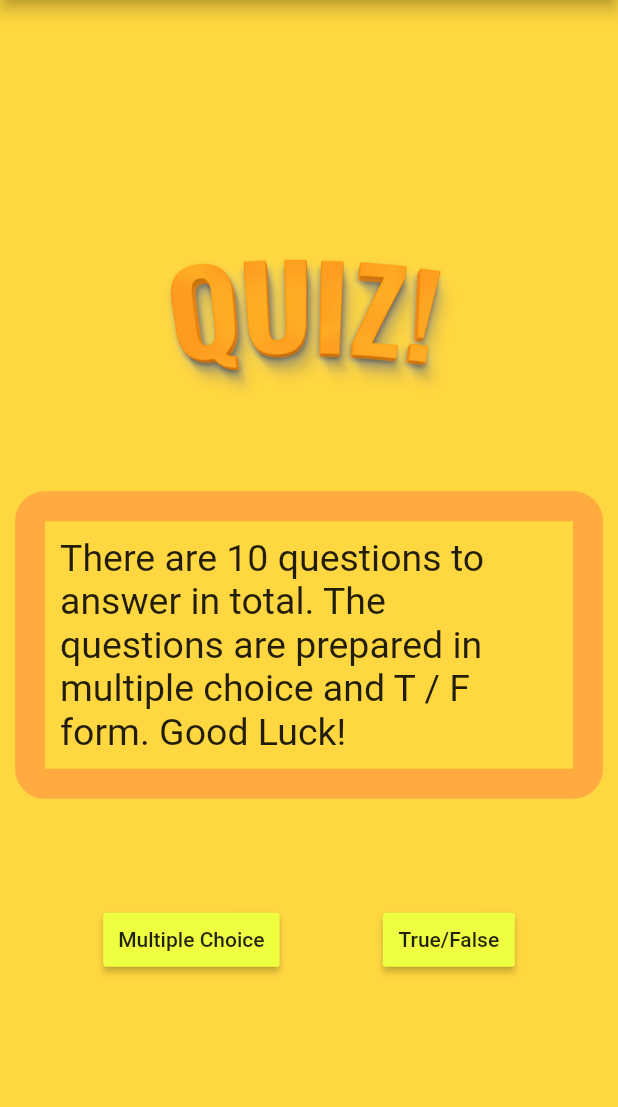
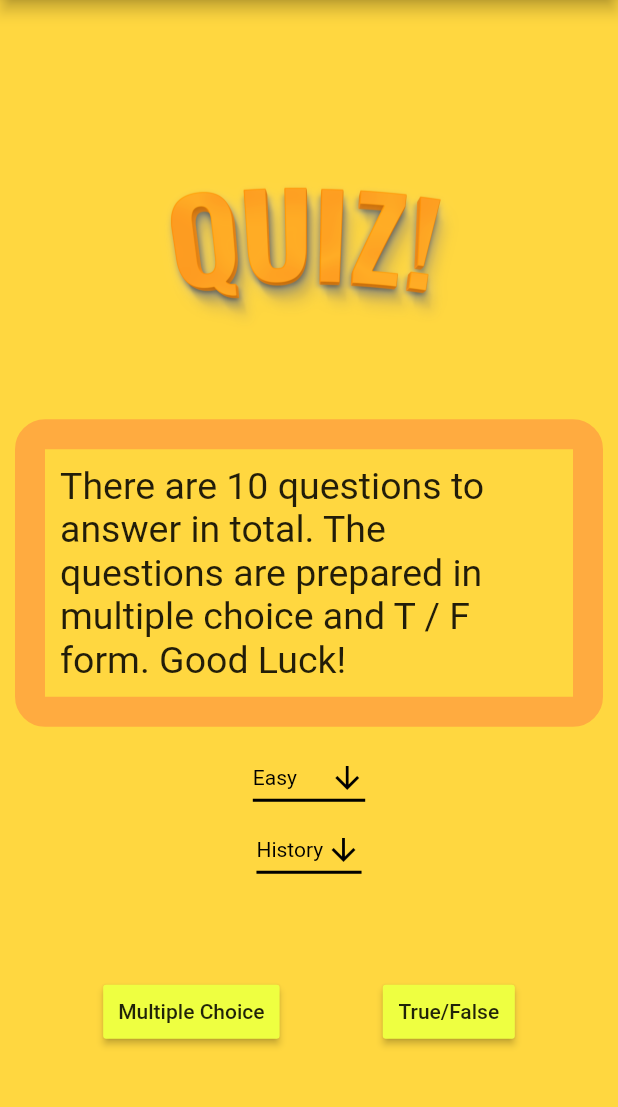
Before and after one commit to tugberkyagan/flutter_Quiz_App, a Flutter app: the screen it shows after launch, on a phone screen of 412 x 824 dp, the part 84-1191 px from its top. Run offline on Flutter 3.47's test engine with Material 2 defaults, Android fonts, the phone set to English and light mode, and no system bars.

```diff
--- a/lib/Screens/HomePage.dart
+++ b/lib/Screens/HomePage.dart
@@ -3,33 +3,46 @@ import 'package:quiz_app/Screens/QuizPage.dart';
 import 'package:flutter/material.dart';
 import 'package:quiz_app/Screens/TrueFalsePage.dart';
 
-void gotoQuizPage(BuildContext context) {
+void gotoQuizPage(BuildContext context, String difficulty, String category) {
   Navigator.of(context).push(
-    MaterialPageRoute(builder: (context) => QuizPage()),
+    MaterialPageRoute(
+        builder: (context) => QuizPage(diff: difficulty, cat: category)),
   );
-}void gotoTrueFalsePage(BuildContext context) {
+}
+
+void gotoTrueFalsePage(
+    BuildContext context, String difficulty, String category) {
   Navigator.of(context).push(
-    MaterialPageRoute(builder: (context) => TrueFalsePage()),
+    MaterialPageRoute(
+        builder: (context) => TrueFalsePage(diff: difficulty, cat: category)),
   );
 }
 
 class HomePage extends StatelessWidget {
+  String diff;
+  String category;
+
   @override
   Widget build(BuildContext context) {
     return Scaffold(
-      appBar: AppBar(title: Text('Cet Quiz',
-        style: TextStyle(color: Colors.black.withOpacity(0.8)),),
-      backgroundColor: Colors.orangeAccent,),
+      appBar: AppBar(
+        title: Text(
+          'Cet Quiz',
+          style: TextStyle(color: Colors.black.withOpacity(0.8)),
+        ),
+        backgroundColor: Colors.orangeAccent,
+      ),
       backgroundColor: Colors.amberAccent,
       body: Column(
         mainAxisAlignment: MainAxisAlignment.center,
         crossAxisAlignment: CrossAxisAlignment.center,
         children: [
           Container(
-            child: (Image.asset('assets/quiz3d.png',
-        width: 200,
-        height: 200,)
-            ),
+            child: (Image.asset(
+              'assets/quiz3d.png',
+              width: 200,
+              height: 200,
+            )),
           ),
           Container(
             decoration: BoxDecoration(
@@ -37,13 +50,12 @@ class HomePage extends StatelessWidget {
                   color: Colors.orangeAccent,
                   width: 20,
                 ),
-                borderRadius: BorderRadius.all(Radius.circular(20))
-            ),
+                borderRadius: BorderRadius.all(Radius.circular(20))),
             padding: EdgeInsets.all(10),
             margin: EdgeInsets.all((10)),
             child: Center(
               child: Text(
-                    'There are 10 questions to answer in total. The questions are prepared in multiple choice and T / F form. Good Luck!',
+                'There are 10 questions to answer in total. The questions are prepared in multiple choice and T / F form. Good Luck!',
                 style: TextStyle(
                   fontSize: 25,
                   fontWeight: FontWeight.normal,
@@ -51,6 +63,12 @@ class HomePage extends StatelessWidget {
               ),
             ),
           ),
+          MyStatefulWidget(onChanged: (value) {
+            diff = value;
+          }),
+          CategoryWidget(onChanged: (value) {
+            category = value;
+          }),
           SizedBox(
             height: 60,
           ),
@@ -61,7 +79,7 @@ class HomePage extends StatelessWidget {
                 color: Colors.limeAccent,
                 padding: EdgeInsets.all(10),
                 onPressed: () {
-                  gotoQuizPage(context);
+                  gotoQuizPage(context, diff, category);
                 },
                 child: Text('Multiple Choice'),
               ),
@@ -69,15 +87,101 @@ class HomePage extends StatelessWidget {
                 color: Colors.limeAccent,
                 padding: EdgeInsets.all(10),
                 onPressed: () {
-                  gotoTrueFalsePage(context);
+                  gotoTrueFalsePage(context, diff, category);
                 },
                 child: Text('True/False'),
               )
             ],
           ),
-
         ],
       ),
     );
   }
 }
+
+class MyStatefulWidget extends StatefulWidget {
+  final Function(String) onChanged;
+
+  MyStatefulWidget({Key key, this.onChanged}) : super(key: key);
+
+  @override
+  _MyStatefulWidgetState createState() => _MyStatefulWidgetState();
+}
+
+/// This is the private State class that goes with MyStatefulWidget.
+class _MyStatefulWidgetState extends State<MyStatefulWidget> {
+  String dropdownValue = 'Easy';
+  @override
+  Widget build(BuildContext context) {
+    return DropdownButton<String>(
+      dropdownColor: Colors.yellowAccent,
+      value: dropdownValue,
+      icon: Icon(Icons.arrow_downward,
+        color: Colors.black,),
+      iconSize: 24,
+      elevation: 16,
+      style: TextStyle(color: Colors.black),
+      underline: Container(
+        height: 2,
+        color: Colors.black,
+      ),
+      onChanged: (String newValue) {
+        setState(() {
+          dropdownValue = newValue;
+        });
+        if (this.widget.onChanged != null) this.widget.onChanged(dropdownValue);
+      },
+      items: <String>['Easy', 'Medium']
+          .map<DropdownMenuItem<String>>((String value) {
+        return DropdownMenuItem<String>(
+          value: value,
+          child: Text(value),
+        );
+      }).toList(),
+    );
+  }
+}
+
+class CategoryWidget extends StatefulWidget {
+  final Function(String) onChanged;
+
+  CategoryWidget({Key key, this.onChanged}) : super(key: key);
+
+  @override
+  _CategoryWidgetState createState() => _CategoryWidgetState();
+}
+
+/// This is the private State class that goes with CategoryWidget.
+class _CategoryWidgetState extends State<CategoryWidget> {
+  String dropdownValue = 'History';
+
+  @override
+  Widget build(BuildContext context) {
+    return DropdownButton<String>(
+      dropdownColor: Colors.yellowAccent,
+      value: dropdownValue,
+      icon: Icon(Icons.arrow_downward,
+      color: Colors.black,),
+      iconSize: 24,
+      elevation: 16,
+      style: TextStyle(color: Colors.black),
+      underline: Container(
+        height: 2,
+        color: Colors.black,
+      ),
+      onChanged: (String newValue) {
+        setState(() {
+          dropdownValue = newValue;
+        });
+        if (this.widget.onChanged != null) this.widget.onChanged(dropdownValue);
+      },
+      items: <String>['History', 'Politics']
+          .map<DropdownMenuItem<String>>((String value) {
+        return DropdownMenuItem<String>(
+          value: value,
+          child: Text(value),
+        );
+      }).toList(),
+    );
+  }
+}
```
Also changed, not shown: lib/Screens/QuizPage.dart (+10 -2 lines), lib/Screens/ResultPage.dart (+26 -8 lines), lib/Screens/TrueFalsePage.dart (+9 -2 lines), lib/Service/QuizManager.dart (+18 -3 lines), lib/Service/TrueFalseManager.dart (+18 -3 lines).
